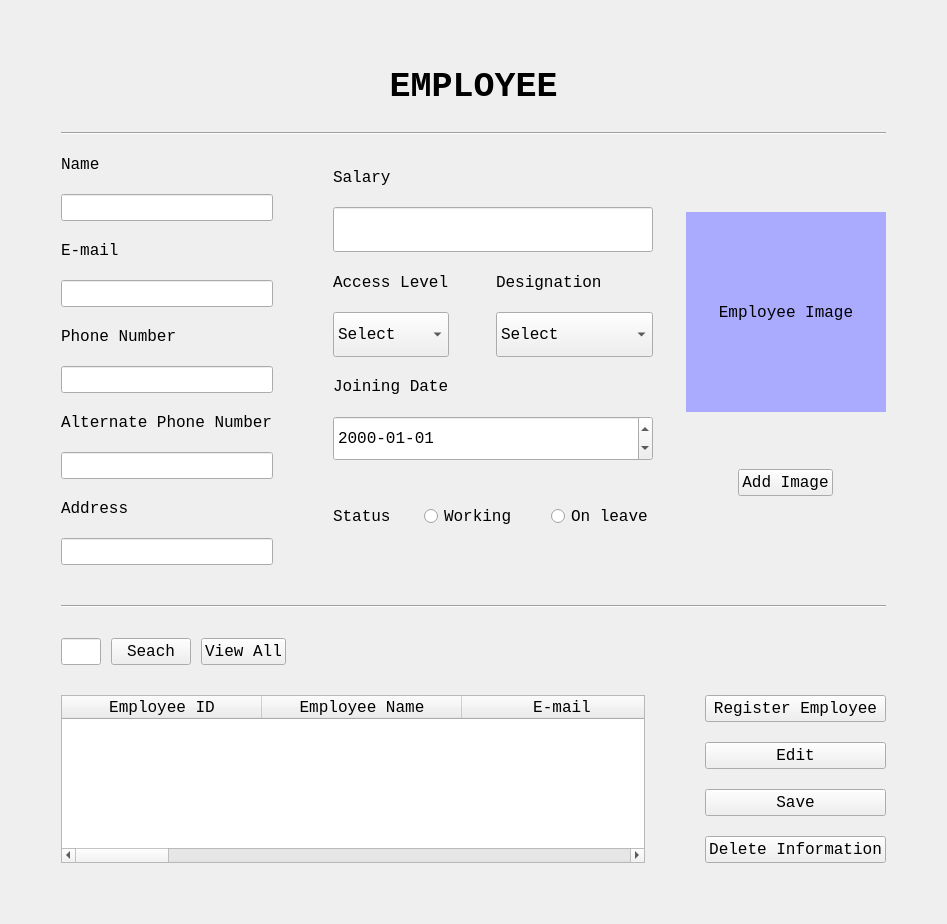
Old version of the form EmployeeUI.ui in the repository ASNaeem/Simple-VCMS.
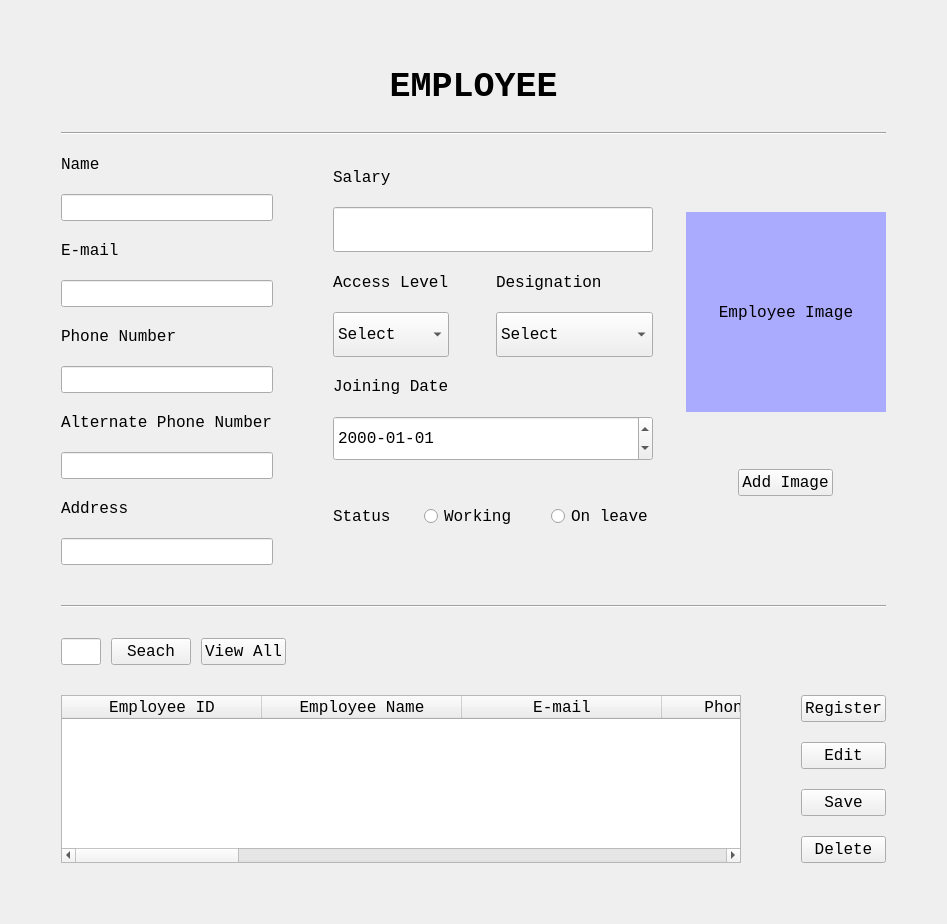
New version of the form.

```diff
--- a/EmployeeUI.ui
+++ b/EmployeeUI.ui
@@ -954,7 +954,7 @@
             <cursorShape>PointingHandCursor</cursorShape>
            </property>
            <property name="text">
-            <string>Register Employee</string>
+            <string>Register</string>
            </property>
           </widget>
          </item>
@@ -1008,7 +1008,7 @@
             <cursorShape>PointingHandCursor</cursorShape>
            </property>
            <property name="text">
-            <string>Delete Information</string>
+            <string>Delete</string>
            </property>
           </widget>
          </item>
```
Left out of the diff: 6 changed lines with no effect on the pictures.
